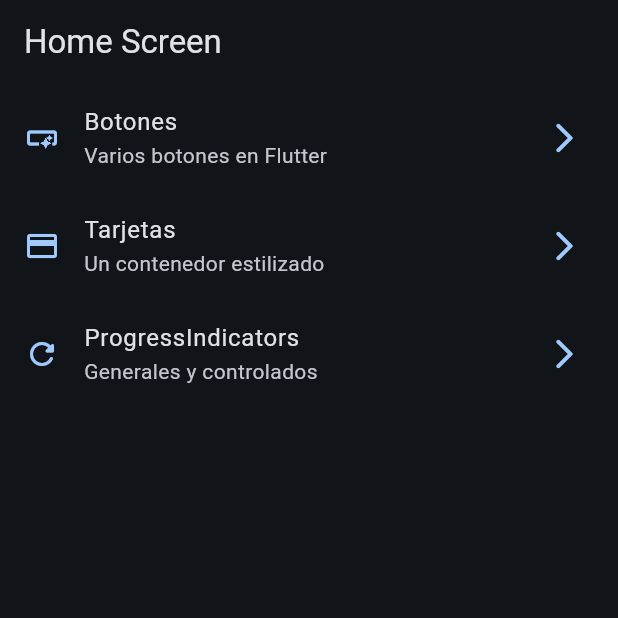
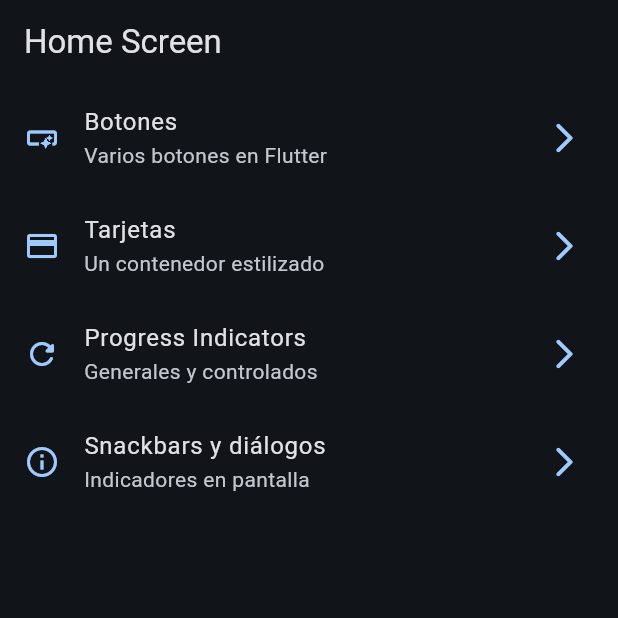
Before and after one commit to anderson2093/widgets_flutter, a Flutter app: the screen it shows after launch, on a phone screen of 412 x 824 dp, the top half of it. Run offline on Flutter 3.47's test engine with Material 3 defaults, Android fonts, the phone set to English and light mode, and no system bars; our stand-ins replace go_router.

Commit message:
Snackbars, Dialogs terminado

```diff
--- a/lib/config/menu/menu_items.dart
+++ b/lib/config/menu/menu_items.dart
@@ -27,9 +27,15 @@ class MenuItem {
     icon: Icons.credit_card
   ),
     MenuItem(
-    title: 'ProgressIndicators',
+    title: 'Progress Indicators',
     subTitle: 'Generales y controlados',
     link: '/progress',
     icon: Icons.refresh_rounded
   ),
+    MenuItem(
+    title: 'Snackbars y diálogos',
+    subTitle: 'Indicadores en pantalla',
+    link: '/snackbars',
+    icon: Icons.info_outline
+  )
 ];
--- a/lib/config/router/app_router.dart
+++ b/lib/config/router/app_router.dart
@@ -19,5 +19,9 @@ final appRouter = GoRouter(routes: [
   GoRoute(
     path: '/progress',
     name: ProgressScreen.name,
-    builder: (context, state) => const ProgressScreen(),)
+    builder: (context, state) => const ProgressScreen(),),
+  GoRoute(
+    path: '/snackbars',
+    name: SnackbarScreen.name,
+    builder: (context, state) => const SnackbarScreen(),)
 ]);
```
Also changed, not shown: lib/presentation/screens/snackbar/snackbar_screen.dart (+52 -2 lines).
